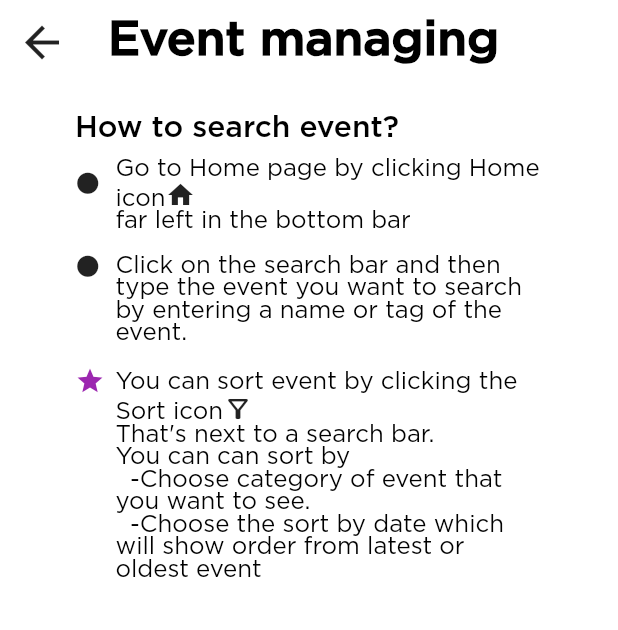
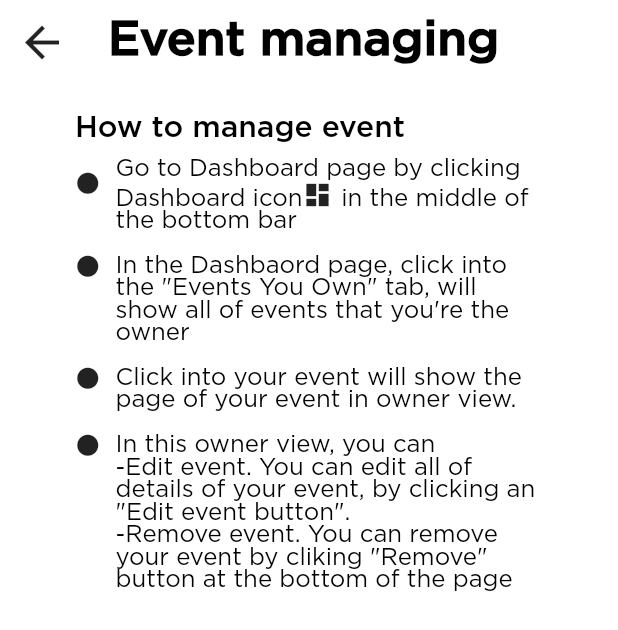
Before and after one commit to khush2003/wismod, a Flutter app: the HelpEvent3 screen opened by its route, on a phone screen of 412 x 824 dp. Shown: the top 630 px of the screen. Run offline on Flutter 3.47's test engine with Material 2 defaults, Android fonts, the phone set to English and light mode, and no system bars; our stand-ins replace cloud_firestore, firebase_auth, firebase_core, firebase_storage, get, image_picker; accounts and stored records are empty; statements that could not run were skipped.

Commit message:
Help pages, event creating controller
Finished some part in help pages
Event helping page 1,2, and 3
Fix the amount of people that can join the event in controller to match the UI (2-500) at first 2 and 500 can't be chosen

```diff
--- a/lib/modules/home/controller/create_event_controller.dart
+++ b/lib/modules/home/controller/create_event_controller.dart
@@ -136,7 +136,7 @@ class CreateEventController extends GetxController {
       return 'Please enter an amount of people';
     }
     int? amount = int.tryParse(value);
-    if (amount == null || amount <= 2 || amount >= 500) {
+    if (amount == null || amount < 2 || amount > 500) {
       return 'Please enter a valid amount of people';
     }
     return null;
@@ -150,7 +150,6 @@ class CreateEventController extends GetxController {
   }
 
   void createEvent() async {
-
     if (validateInputs()) {
       try {
         final eventOwner = _auth.appUser.value;
--- a/lib/modules/home/views/help_pages/event_1.dart
+++ b/lib/modules/home/views/help_pages/event_1.dart
@@ -1,9 +1,4 @@
 import 'package:flutter/material.dart';
-import 'package:wismod/theme/global_widgets.dart';
-import 'package:get/get.dart';
-import '../../../../routes/routes.dart';
-import '../../controller/password_controller.dart';
-import 'package:firebase_auth/firebase_auth.dart';
 
 class HelpEvent1 extends StatelessWidget {
   const HelpEvent1({super.key});
@@ -21,7 +16,7 @@ class HelpEvent1 extends StatelessWidget {
               color: Colors.black),
         )),
         body: Padding(
-            padding: EdgeInsets.fromLTRB(0.0, 20.0, 0.0, 0.0),
+            padding: const EdgeInsets.fromLTRB(0.0, 20.0, 0.0, 0.0),
             child: Align(
                 alignment: Alignment.topLeft,
                 child: SingleChildScrollView(
@@ -31,7 +26,7 @@ class HelpEvent1 extends StatelessWidget {
                     child: Column(
                       children: const [
                         Topic(
-                          label: 'How to search event?',
+                          label: 'How to search event',
                         ),
                         BodySearch1(icon: Icons.circle),
                         BodySearch2(icon: Icons.circle),
@@ -106,7 +101,7 @@ class BodySearch1 extends StatelessWidget {
                         ),
                       ),
                       TextSpan(
-                        text: "\nfar left in the bottom bar",
+                        text: " in far left of the bottom bar",
                         style: Theme.of(context).textTheme.bodyMedium,
                       ),
                     ],
@@ -216,7 +211,7 @@ class BodySearch3 extends StatelessWidget {
                         ),
                       ),
                       TextSpan(
-                        text: "\nThat's next to a search bar.",
+                        text: " That's next to a search bar.",
                         style: Theme.of(context).textTheme.bodyMedium,
                       ),
                     ],
--- a/lib/modules/home/views/help_pages/event_2.dart
+++ b/lib/modules/home/views/help_pages/event_2.dart
@@ -1,9 +1,4 @@
 import 'package:flutter/material.dart';
-import 'package:wismod/theme/global_widgets.dart';
-import 'package:get/get.dart';
-import '../../../../routes/routes.dart';
-import '../../controller/password_controller.dart';
-import 'package:firebase_auth/firebase_auth.dart';
 
 class HelpEvent2 extends StatelessWidget {
   const HelpEvent2({super.key});
@@ -21,7 +16,7 @@ class HelpEvent2 extends StatelessWidget {
               color: Colors.black),
         )),
         body: Padding(
-            padding: EdgeInsets.fromLTRB(0.0, 20.0, 0.0, 0.0),
+            padding: const EdgeInsets.fromLTRB(0.0, 20.0, 0.0, 0.0),
             child: Align(
                 alignment: Alignment.topLeft,
                 child: SingleChildScrollView(
@@ -31,7 +26,7 @@ class HelpEvent2 extends StatelessWidget {
                     child: Column(
                       children: const [
                         Topic(
-                          label: 'How to Create an event?',
+                          label: 'How to Create an event',
                         ),
                         BodyCreate1(icon: Icons.circle),
                         BodyCreate2(icon: Icons.circle),
@@ -210,16 +205,6 @@ class BodyCreate3 extends StatelessWidget {
                             "In creating page, you can create event that will require these details",
                         style: Theme.of(context).textTheme.bodyMedium,
                       ),
-                      const WidgetSpan(
-                        child: Padding(
-                          padding: EdgeInsets.only(right: 1.0),
-                          child: Icon(Icons.filter_alt_outlined, size: 20),
-                        ),
-                      ),
-                      TextSpan(
-                        text: "\nThat's next to a search bar.",
-                        style: Theme.of(context).textTheme.bodyMedium,
-                      ),
                     ],
                   ),
                 ),
--- a/lib/modules/home/views/help_pages/event_3.dart
+++ b/lib/modules/home/views/help_pages/event_3.dart
@@ -1,9 +1,4 @@
 import 'package:flutter/material.dart';
-import 'package:wismod/theme/global_widgets.dart';
-import 'package:get/get.dart';
-import '../../../../routes/routes.dart';
-import '../../controller/password_controller.dart';
-import 'package:firebase_auth/firebase_auth.dart';
 
 class HelpEvent3 extends StatelessWidget {
   const HelpEvent3({super.key});
@@ -21,7 +16,7 @@ class HelpEvent3 extends StatelessWidget {
               color: Colors.black),
         )),
         body: Padding(
-            padding: EdgeInsets.fromLTRB(0.0, 20.0, 0.0, 0.0),
+            padding: const EdgeInsets.fromLTRB(0.0, 20.0, 0.0, 0.0),
             child: Align(
                 alignment: Alignment.topLeft,
                 child: SingleChildScrollView(
@@ -31,12 +26,12 @@ class HelpEvent3 extends StatelessWidget {
                     child: Column(
                       children: const [
                         Topic(
-                          label: 'How to search event?',
+                          label: 'How to manage event',
                         ),
-                        BodySearch1(icon: Icons.circle),
-                        BodySearch2(icon: Icons.circle),
-                        BodySearch3(icon: Icons.star),
-                        BodySearch4(),
+                        BodyManage1(icon: Icons.circle),
+                        BodyManage2(icon: Icons.circle),
+                        BodyManage3(icon: Icons.circle),
+                        BodyManage4(icon: Icons.circle),
                       ],
                     ),
                   ),
@@ -63,9 +58,9 @@ class Topic extends StatelessWidget {
   }
 }
 
-class BodySearch1 extends StatelessWidget {
+class BodyManage1 extends StatelessWidget {
   final IconData icon;
-  const BodySearch1({
+  const BodyManage1({
     Key? key,
     required this.icon,
   }) : super(key: key);
@@ -96,17 +91,17 @@ class BodySearch1 extends StatelessWidget {
                   text: TextSpan(
                     children: [
                       TextSpan(
-                        text: "Go to Home page by clicking Home icon",
+                        text: "Go to Dashboard page by clicking Dashboard icon",
                         style: Theme.of(context).textTheme.bodyMedium,
                       ),
                       const WidgetSpan(
                         child: Padding(
                           padding: EdgeInsets.only(right: 1.0),
-                          child: Icon(Icons.home, size: 20),
+                          child: Icon(Icons.dashboard, size: 20),
                         ),
                       ),
                       TextSpan(
-                        text: "\nfar left in the bottom bar",
+                        text: " in the middle of the bottom bar",
                         style: Theme.of(context).textTheme.bodyMedium,
                       ),
                     ],
@@ -121,9 +116,9 @@ class BodySearch1 extends StatelessWidget {
   }
 }
 
-class BodySearch2 extends StatelessWidget {
+class BodyManage2 extends StatelessWidget {
   final IconData icon;
-  const BodySearch2({
+  const BodyManage2({
     Key? key,
     required this.icon,
   }) : super(key: key);
@@ -155,7 +150,7 @@ class BodySearch2 extends StatelessWidget {
                     children: [
                       TextSpan(
                         text:
-                            "Click on the search bar and then type the event you want to search by entering a name or tag of the event.",
+                            "In the Dashbaord page, click into the \"Events You Own\" tab, will show all of events that you're the owner",
                         style: Theme.of(context).textTheme.bodyMedium,
                       ),
                     ],
@@ -170,9 +165,9 @@ class BodySearch2 extends StatelessWidget {
   }
 }
 
-class BodySearch3 extends StatelessWidget {
+class BodyManage3 extends StatelessWidget {
   final IconData icon;
-  const BodySearch3({
+  const BodyManage3({
     Key? key,
     required this.icon,
   }) : super(key: key);
@@ -182,7 +177,7 @@ class BodySearch3 extends StatelessWidget {
     return Align(
       alignment: Alignment.topLeft,
       child: Padding(
-        padding: const EdgeInsets.only(bottom: 0.0),
+        padding: const EdgeInsets.only(bottom: 10.0),
         child: Row(
           crossAxisAlignment: CrossAxisAlignment.baseline,
           textBaseline: TextBaseline.alphabetic,
@@ -192,13 +187,10 @@ class BodySearch3 extends StatelessWidget {
                   4), // Adjust the offset to align the icon with the desired position
               child: Icon(
                 icon,
-                size: 20,
-                color: Colors.purple,
+                size: 17,
               ),
             ),
-            const SizedBox(
-              width: 7,
-            ),
+            const SizedBox(width: 10),
             Expanded(
               child: Align(
                 alignment: Alignment.topLeft,
@@ -206,17 +198,8 @@ class BodySearch3 extends StatelessWidget {
                   text: TextSpan(
                     children: [
                       TextSpan(
-                        text: "You can sort event by clicking the Sort icon",
-                        style: Theme.of(context).textTheme.bodyMedium,
-                      ),
-                      const WidgetSpan(
-                        child: Padding(
-                          padding: EdgeInsets.only(right: 1.0),
-                          child: Icon(Icons.filter_alt_outlined, size: 20),
-                        ),
-                      ),
-                      TextSpan(
-                        text: "\nThat's next to a search bar.",
+                        text:
+                            "Click into your event will show the page of your event in owner view.",
                         style: Theme.of(context).textTheme.bodyMedium,
                       ),
                     ],
@@ -231,9 +214,9 @@ class BodySearch3 extends StatelessWidget {
   }
 }
 
-class BodySearch4 extends StatelessWidget {
+class BodyManage4 extends StatelessWidget {
   final IconData? icon;
-  const BodySearch4({
+  const BodyManage4({
     Key? key,
     this.icon,
   }) : super(key: key);
@@ -245,18 +228,18 @@ class BodySearch4 extends StatelessWidget {
       child: Padding(
         padding: const EdgeInsets.only(bottom: 10.0),
         child: Row(
+          crossAxisAlignment: CrossAxisAlignment.baseline,
+          textBaseline: TextBaseline.alphabetic,
           children: [
-            Container(
-              alignment: Alignment.center,
+            Transform.translate(
+              offset: const Offset(0,
+                  4), // Adjust the offset to align the icon with the desired position
               child: Icon(
                 icon,
                 size: 17,
-                color: const Color.fromARGB(255, 151, 54, 248),
               ),
             ),
-            const SizedBox(
-              width: 10,
-            ),
+            const SizedBox(width: 10),
             Expanded(
               child: Align(
                 alignment: Alignment.topLeft,
@@ -264,8 +247,12 @@ class BodySearch4 extends StatelessWidget {
                   text: TextSpan(
                     children: [
                       TextSpan(
+                        text: "In this owner view, you can",
+                        style: Theme.of(context).textTheme.bodyMedium,
+                      ),
+                      TextSpan(
                         text:
-                            "You can can sort by\n  -Choose category of event that you want to see.\n  -Choose the sort by date which will show order from latest or oldest event",
+                            "\n-Edit event. You can edit all of details of your event, by clicking an \"Edit event button\". \n-Remove event. You can remove your event by cliking \"Remove\" button at the bottom of the page",
                         style: Theme.of(context).textTheme.bodyMedium,
                       ),
                     ],
```
Lines whose indentation alone changed are shown as unchanged.
